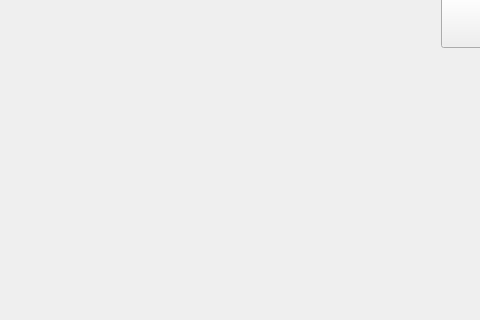
Qt form App/mainwindow.ui (JoDaniel1412/Scrabble) before a commit; both pictures show x 0 to 480 and y 448 to 768 of the 1024 by 768 pixel window.
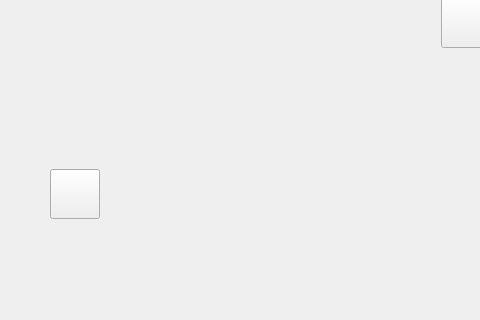
The same form after that commit. Icons and pictures are not drawn.

```diff
--- a/App/mainwindow.ui
+++ b/App/mainwindow.ui
@@ -19,7 +19,7 @@
 }</string>
   </property>
   <widget class="QWidget" name="centralWidget">
-   <widget class="QWidget" name="">
+   <widget class="QWidget" name="layoutWidget">
     <property name="geometry">
      <rect>
       <x>430</x>
@@ -79,6 +79,27 @@
      </item>
     </layout>
    </widget>
+   <widget class="QPushButton" name="configBtn">
+    <property name="geometry">
+     <rect>
+      <x>50</x>
+      <y>600</y>
+      <width>50</width>
+      <height>50</height>
+     </rect>
+    </property>
+    <property name="styleSheet">
+     <string notr="true"> #configBtn {
+	background-image: url(:/configIcon.png);
+}
+QPushButton:hover:!pressed{
+border: 5px white;
+}</string>
+    </property>
+    <property name="text">
+     <string/>
+    </property>
+   </widget>
   </widget>
   <widget class="QMenuBar" name="menuBar">
    <property name="geometry">
```
